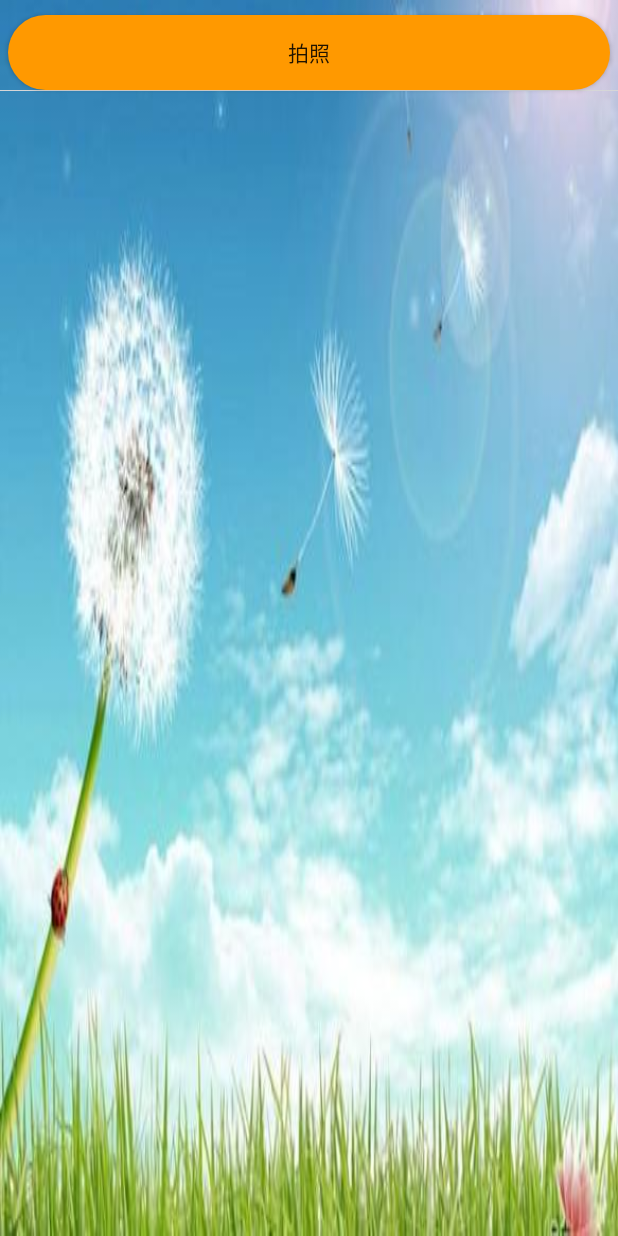
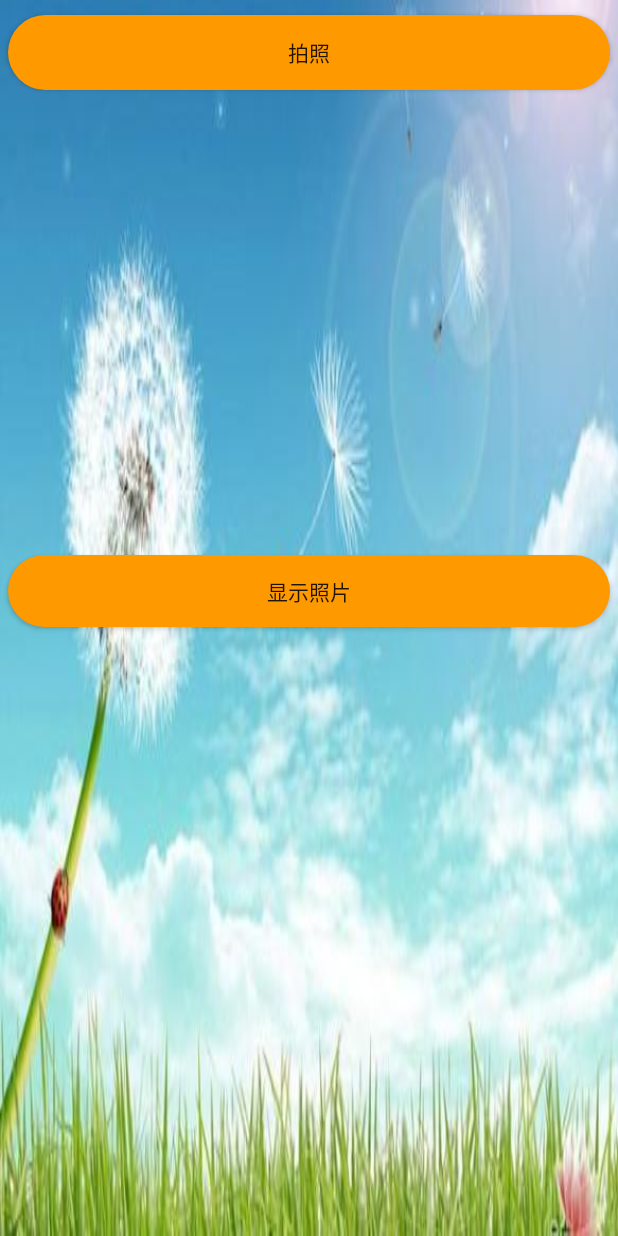
Before and after one commit to zzjng/MovingDAY, an Android app: the layout house_owner.xml on its own in the app's theme, with its tools: preview values and no code run, on a phone screen of 412 x 824 dp. Run offline under Robolectric (Android 15) with nearby library versions, the phone set to English and light mode, and no system bars.

Commit message:
修改添加了house-owner的拍照显示功能

```diff
--- a/app/src/main/res/layout/activity_main.xml
+++ b/app/src/main/res/layout/activity_main.xml
@@ -17,11 +17,6 @@
         android:background="@mipmap/circle_bg3"
         >
 
-        <Button
-            android:id="@+id/button"
-            android:layout_width="wrap_content"
-            android:layout_height="wrap_content"
-            android:text="Button" />
     </com.example.thefirstmove.CircleMenuLayout>
 
 </androidx.constraintlayout.widget.ConstraintLayout>
--- a/app/src/main/res/layout/house_owner.xml
+++ b/app/src/main/res/layout/house_owner.xml
@@ -20,9 +20,16 @@
     <ImageView
         android:id="@+id/CameraPic"
         android:layout_width="match_parent"
+        android:layout_height="300dp" />
+
+    <Button
+        android:id="@+id/button"
+        style="@style/texts"
+        android:onClick="showimage"
+        android:layout_width="match_parent"
         android:layout_height="wrap_content"
-        tools:srcCompat="@tools:sample/avatars" />
-
+        android:background="@drawable/yellowrow_shape"
+        android:text="显示照片" />
 
 
 </LinearLayout>
```
Also changed, not shown: app/src/main/AndroidManifest.xml (+12 -2 lines), app/src/main/java/com/example/thefirstmove/HouseOwnerActivity.java (+17 -32 lines), app/src/main/res/xml/file_paths.xml (added, +8 -0 lines).
